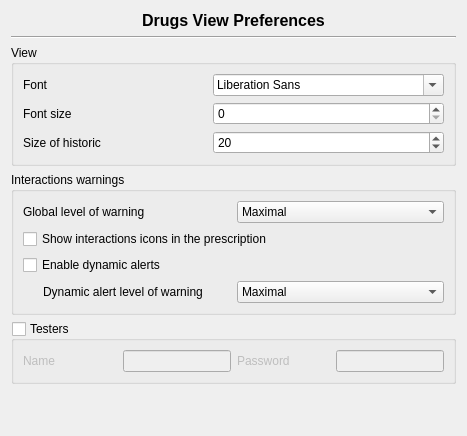
Old version of the form plugins/drugsplugin/drugspreferences/drugsviewoptionspage.ui in the repository FreeHealth/freehealth.
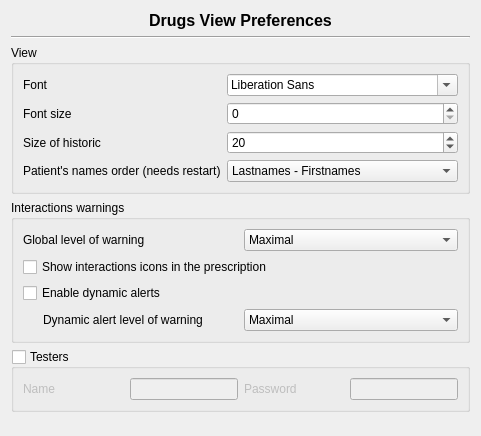
New version of the form.

Commit message: FreeDiams: - managing name / firstname in preferences - some corrections in translations - other bugs correction

The edit to the form file:
```diff
--- a/plugins/drugsplugin/drugspreferences/drugsviewoptionspage.ui
+++ b/plugins/drugsplugin/drugspreferences/drugsviewoptionspage.ui
@@ -146,6 +146,27 @@
         </property>
        </widget>
       </item>
+      <item row="4" column="0">
+       <widget class="QLabel" name="label_9">
+        <property name="text">
+         <string>Patient's names order (needs restart)</string>
+        </property>
+       </widget>
+      </item>
+      <item row="4" column="1">
+       <widget class="QComboBox" name="patientNameOrder">
+        <item>
+         <property name="text">
+          <string>Lastnames - Firstnames</string>
+         </property>
+        </item>
+        <item>
+         <property name="text">
+          <string>Firstnames - Lastnames</string>
+         </property>
+        </item>
+       </widget>
+      </item>
      </layout>
     </widget>
    </item>
```
The commit also changes 9 other files.
